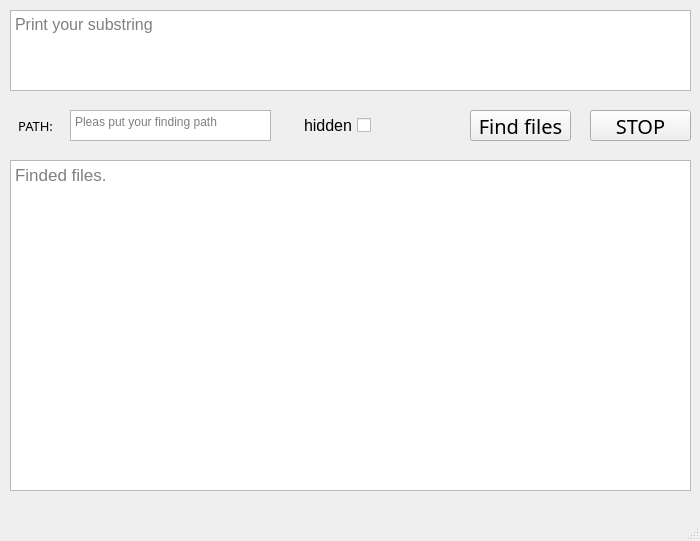
Above: mainwindow.ui from OlegUtusikov/Homework1_cpp before the change. Below: the same form after it.
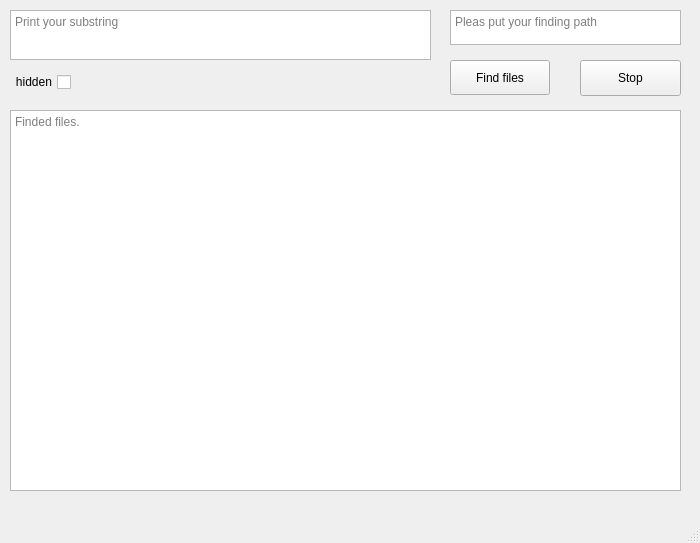
That is the form after the change.

```diff
--- a/mainwindow.ui
+++ b/mainwindow.ui
@@ -7,18 +7,33 @@
     <x>0</x>
     <y>0</y>
     <width>700</width>
-    <height>541</height>
+    <height>543</height>
    </rect>
   </property>
   <property name="maximumSize">
    <size>
-    <width>700</width>
-    <height>541</height>
+    <width>1000</width>
+    <height>800</height>
    </size>
   </property>
+  <property name="font">
+   <font>
+    <family>MS Sans Serif</family>
+    <weight>50</weight>
+    <bold>false</bold>
+    <underline>false</underline>
+    <kerning>false</kerning>
+   </font>
+  </property>
   <property name="windowTitle">
    <string>MyFriendMajor</string>
   </property>
+  <property name="iconSize">
+   <size>
+    <width>30</width>
+    <height>30</height>
+   </size>
+  </property>
   <widget class="QWidget" name="centralwidget">
    <property name="sizePolicy">
     <sizepolicy hsizetype="Fixed" vsizetype="Fixed">
@@ -39,40 +54,70 @@
     </size>
    </property>
    <widget class="QTextEdit" name="InputData">
+    <property name="enabled">
+     <bool>true</bool>
+    </property>
     <property name="geometry">
      <rect>
       <x>10</x>
       <y>10</y>
-      <width>681</width>
-      <height>81</height>
+      <width>421</width>
+      <height>50</height>
      </rect>
     </property>
-    <property name="font">
-     <font>
-      <pointsize>12</pointsize>
-     </font>
+    <property name="maximumSize">
+     <size>
+      <width>16777215</width>
+      <height>50</height>
+     </size>
     </property>
     <property name="placeholderText">
      <string>Print your substring</string>
     </property>
    </widget>
+   <widget class="QTextBrowser" name="FilesOut">
+    <property name="geometry">
+     <rect>
+      <x>10</x>
+      <y>110</y>
+      <width>671</width>
+      <height>381</height>
+     </rect>
+    </property>
+    <property name="placeholderText">
+     <string>Finded files.</string>
+    </property>
+   </widget>
+   <widget class="QCheckBox" name="checkBox">
+    <property name="geometry">
+     <rect>
+      <x>10</x>
+      <y>70</y>
+      <width>61</width>
+      <height>24</height>
+     </rect>
+    </property>
+    <property name="layoutDirection">
+     <enum>Qt::RightToLeft</enum>
+    </property>
+    <property name="text">
+     <string>hidden</string>
+    </property>
+   </widget>
    <widget class="QPushButton" name="FindButton">
     <property name="geometry">
      <rect>
-      <x>470</x>
-      <y>110</y>
-      <width>101</width>
-      <height>31</height>
+      <x>450</x>
+      <y>60</y>
+      <width>100</width>
+      <height>35</height>
      </rect>
     </property>
-    <property name="font">
-     <font>
-      <family>Segoe UI Light</family>
-      <pointsize>15</pointsize>
-      <weight>50</weight>
-      <bold>false</bold>
-      <underline>false</underline>
-     </font>
+    <property name="maximumSize">
+     <size>
+      <width>100</width>
+      <height>35</height>
+     </size>
     </property>
     <property name="cursor">
      <cursorShape>PointingHandCursor</cursorShape>
@@ -90,12 +135,30 @@
    <widget class="QTextEdit" name="PathData">
     <property name="geometry">
      <rect>
-      <x>70</x>
-      <y>110</y>
-      <width>201</width>
-      <height>31</height>
+      <x>450</x>
+      <y>10</y>
+      <width>231</width>
+      <height>35</height>
      </rect>
     </property>
+    <property name="sizePolicy">
+     <sizepolicy hsizetype="Expanding" vsizetype="Expanding">
+      <horstretch>0</horstretch>
+      <verstretch>0</verstretch>
+     </sizepolicy>
+    </property>
+    <property name="minimumSize">
+     <size>
+      <width>0</width>
+      <height>6</height>
+     </size>
+    </property>
+    <property name="maximumSize">
+     <size>
+      <width>300</width>
+      <height>35</height>
+     </size>
+    </property>
     <property name="documentTitle">
      <string/>
     </property>
@@ -103,70 +166,20 @@
      <string>Pleas put your finding path</string>
     </property>
    </widget>
-   <widget class="QTextBrowser" name="FilesOut">
-    <property name="geometry">
-     <rect>
-      <x>10</x>
-      <y>160</y>
-      <width>681</width>
-      <height>331</height>
-     </rect>
-    </property>
-    <property name="font">
-     <font>
-      <pointsize>13</pointsize>
-     </font>
-    </property>
-    <property name="placeholderText">
-     <string>Finded files.</string>
-    </property>
-   </widget>
-   <widget class="QLabel" name="label">
-    <property name="geometry">
-     <rect>
-      <x>10</x>
-      <y>110</y>
-      <width>51</width>
-      <height>31</height>
-     </rect>
-    </property>
-    <property name="font">
-     <font>
-      <family>Lucida Fax</family>
-      <pointsize>10</pointsize>
-      <weight>50</weight>
-      <italic>false</italic>
-      <bold>false</bold>
-      <kerning>true</kerning>
-     </font>
-    </property>
-    <property name="text">
-     <string>PATH:</string>
-    </property>
-    <property name="textFormat">
-     <enum>Qt::AutoText</enum>
-    </property>
-    <property name="alignment">
-     <set>Qt::AlignCenter</set>
-    </property>
-   </widget>
    <widget class="QPushButton" name="StopButton">
     <property name="geometry">
      <rect>
-      <x>590</x>
-      <y>110</y>
+      <x>580</x>
+      <y>60</y>
       <width>101</width>
-      <height>31</height>
+      <height>36</height>
      </rect>
     </property>
-    <property name="font">
-     <font>
-      <family>Segoe UI Light</family>
-      <pointsize>15</pointsize>
-      <weight>50</weight>
-      <bold>false</bold>
-      <underline>false</underline>
-     </font>
+    <property name="sizePolicy">
+     <sizepolicy hsizetype="Expanding" vsizetype="Fixed">
+      <horstretch>0</horstretch>
+      <verstretch>0</verstretch>
+     </sizepolicy>
     </property>
     <property name="cursor">
      <cursorShape>PointingHandCursor</cursorShape>
@@ -178,28 +191,7 @@
      <enum>Qt::NoFocus</enum>
     </property>
     <property name="text">
-     <string>STOP</string>
-    </property>
-   </widget>
-   <widget class="QCheckBox" name="checkBox">
-    <property name="geometry">
-     <rect>
-      <x>290</x>
-      <y>110</y>
-      <width>81</width>
-      <height>31</height>
-     </rect>
-    </property>
-    <property name="font">
-     <font>
-      <pointsize>12</pointsize>
-     </font>
-    </property>
-    <property name="layoutDirection">
-     <enum>Qt::RightToLeft</enum>
-    </property>
-    <property name="text">
-     <string>hidden</string>
+     <string>Stop</string>
     </property>
    </widget>
   </widget>
```
Left out of the diff: 2 changed lines with no effect on the pictures.
